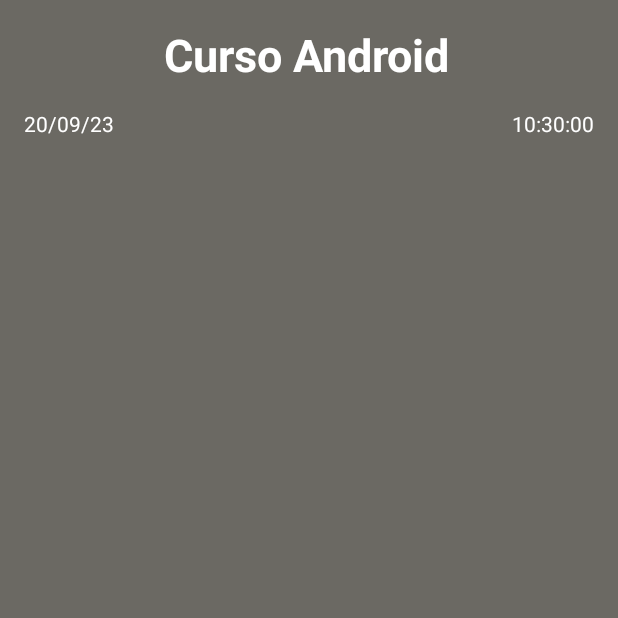
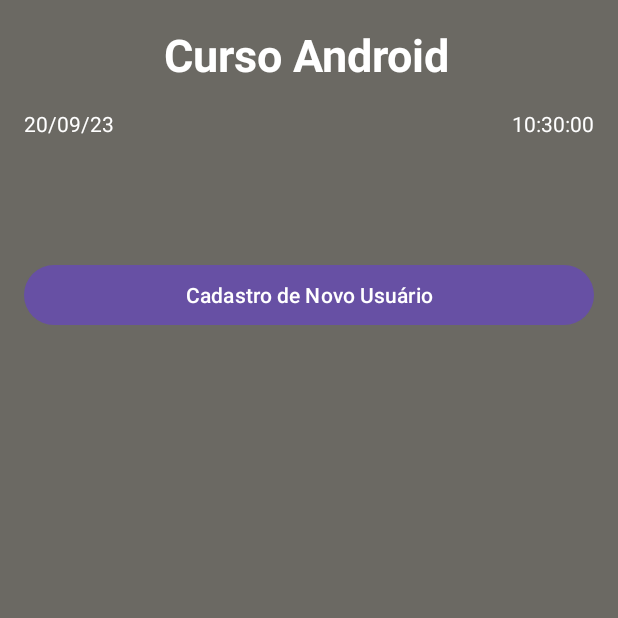
Before and after one commit to Nunes982/AppDataEHoraAtual, an Android app: the screen it shows after launch (MainActivity), on a phone screen of 412 x 824 dp, the top half of it. Run offline under Robolectric (Android 15) with nearby library versions, the phone set to English and light mode, and no system bars.

Commit message:
criando Intents entre tela principal e Cadastro

```diff
--- a/app/src/main/AndroidManifest.xml
+++ b/app/src/main/AndroidManifest.xml
@@ -13,7 +13,7 @@
         android:theme="@style/Theme.AppTextoV2"
         tools:targetApi="31" >
         <activity
-            android:name=".CadastrosuarioActivity"
+            android:name=".CadastroUsuarioActivity"
             android:exported="false" />
         <activity
             android:name=".MainActivity"
--- a/app/src/main/java/app/daaziv2/apptextov2/MainActivity.java
+++ b/app/src/main/java/app/daaziv2/apptextov2/MainActivity.java
@@ -2,7 +2,10 @@ package app.daaziv2.apptextov2;
 
 import androidx.appcompat.app.AppCompatActivity;
 
+import android.content.Intent;
 import android.os.Bundle;
+import android.view.View;
+import android.widget.Button;
 import android.widget.TextView;
 
 import app.daaziv2.apptextov2.api.AppUtil;
@@ -14,6 +17,8 @@ public class MainActivity extends AppCompatActivity {
     TextView txtDataAtual;
     TextView txtHoraAtual;
 
+    Button btnCadastro;
+
 
     @Override
     protected void onCreate(Bundle savedInstanceState) {
@@ -23,6 +28,7 @@ public class MainActivity extends AppCompatActivity {
         txtTitulo = findViewById(R.id.txtTitulo);
         txtDataAtual = findViewById(R.id.txtDataAtual);
         txtHoraAtual = findViewById(R.id.txtHoraAtual);
+        btnCadastro = findViewById(R.id.btnCadastro);
 
         txtTitulo.setText("Curso Android");
         txtTitulo.setTextColor(getResources().getColor(R.color.colorTextView));
@@ -30,6 +36,15 @@ public class MainActivity extends AppCompatActivity {
         txtDataAtual.setText(AppUtil.getDataAtual());
         txtHoraAtual.setText(AppUtil.getHoraAtual());
 
+        btnCadastro.setOnClickListener(new View.OnClickListener() {
+            @Override
+            public void onClick(View v) {
+
+                Intent iTelaCadastro = new Intent(MainActivity.this, CadastroUsuarioActivity.class);
+                startActivity(iTelaCadastro);
+
+            }
+        });
 
     }
 }
--- a/app/src/main/res/layout/activity_main.xml
+++ b/app/src/main/res/layout/activity_main.xml
@@ -46,4 +46,16 @@
         app:layout_constraintStart_toEndOf="@+id/txtDataAtual"
         app:layout_constraintTop_toBottomOf="@+id/txtTitulo" />
 
+    <Button
+        android:id="@+id/btnCadastro"
+        android:layout_width="match_parent"
+        android:layout_height="wrap_content"
+        android:layout_marginStart="16dp"
+        android:layout_marginTop="116dp"
+        android:layout_marginEnd="16dp"
+        android:text="@string/btn_cadastro"
+        app:layout_constraintEnd_toEndOf="parent"
+        app:layout_constraintStart_toStartOf="parent"
+        app:layout_constraintTop_toBottomOf="@+id/txtTitulo" />
+
 </androidx.constraintlayout.widget.ConstraintLayout>
--- a/app/src/main/res/values/strings.xml
+++ b/app/src/main/res/values/strings.xml
@@ -3,4 +3,6 @@
     <string name="txt_titulo">Aplicativo do Anderson</string>
     <string name="txt_data">19/09/2023</string>
     <string name="txt_hora">12:41</string>
+    <string name="btn_cadastro">Cadastro de Novo Usuário</string>
+    <string name="btnVoltar">VOLTAR</string>
 </resources>
```
